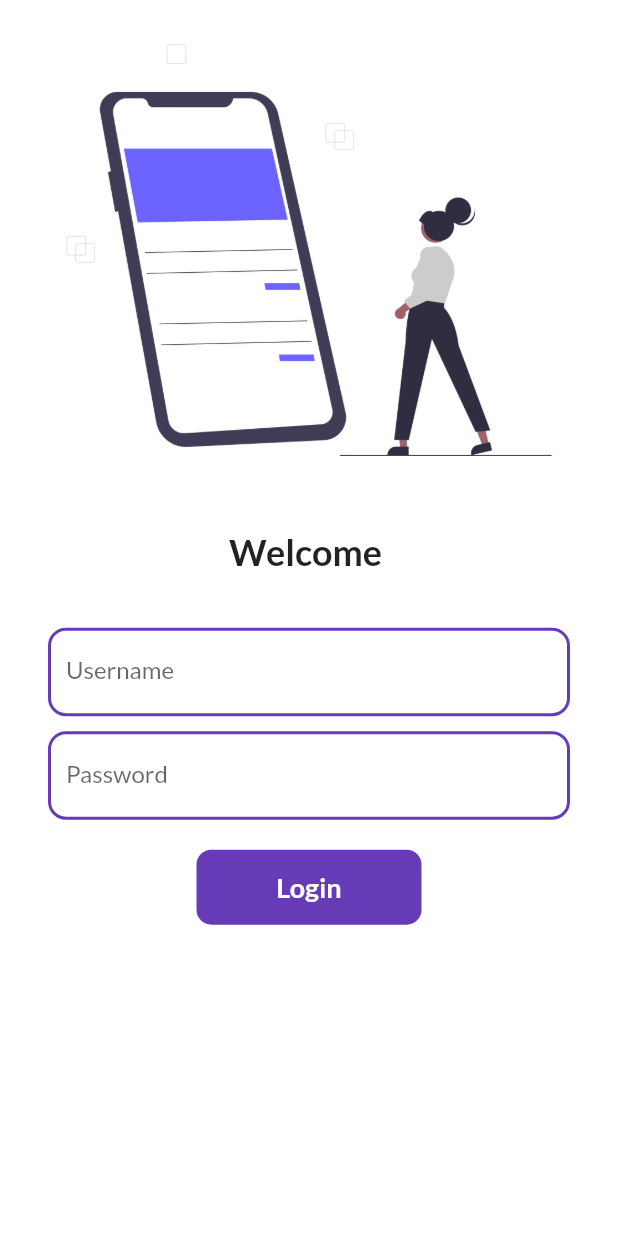
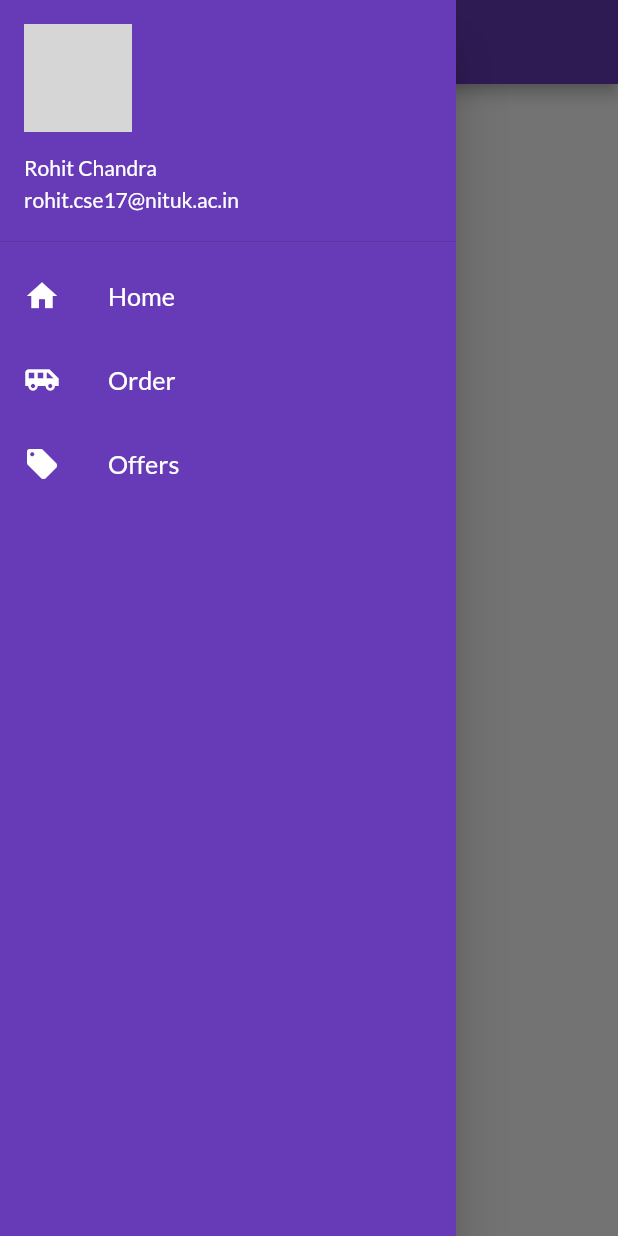
Before and after one commit to Rohit-Chandra-007/Tech-Market, a Flutter app: the screen it shows after launch, with the side drawer open (before the commit the screen has no drawer), on a phone screen of 412 x 824 dp. Run offline on Flutter 3.47's test engine with Material 2 defaults, Android fonts, the phone set to English and light mode, and no system bars; our stand-ins replace google_fonts; network calls fail; grey boxes are pictures that could not be loaded.

Commit message:
Day 9 - Material Drawer | DevTools | ListView | NetworkImage

```diff
--- a/lib/main.dart
+++ b/lib/main.dart
@@ -20,7 +20,7 @@ class ShoppingApp extends StatelessWidget {
         fontFamily: GoogleFonts.lato().fontFamily,
       ),
       darkTheme: ThemeData(brightness: Brightness.dark),
-      initialRoute: AppRoutes.loginRoute,
+      initialRoute: AppRoutes.homeRoute,
       routes: {
         AppRoutes.loginRoute: (context) => LoginPage(),
         AppRoutes.homeRoute: (context) => HomePage()
--- a/lib/pages/home_page.dart
+++ b/lib/pages/home_page.dart
@@ -1,4 +1,5 @@
 import 'package:flutter/material.dart';
+import 'package:shopping_app/widgets/app_drawer.dart';
 
 class HomePage extends StatelessWidget {
   const HomePage({Key? key}) : super(key: key);
@@ -14,7 +15,7 @@ class HomePage extends StatelessWidget {
           "Welcome to 30 Days of Flutter",
         ),
       ),
-      drawer: Drawer(),
+      drawer: AppDrawer(),
     );
   }
 }
--- /dev/null
+++ b/lib/widgets/app_drawer.dart
@@ -0,0 +1,69 @@
+import 'package:flutter/material.dart';
+
+class AppDrawer extends StatelessWidget {
+  const AppDrawer({Key? key}) : super(key: key);
+
+  @override
+  Widget build(BuildContext context) {
+    final imageUrl =
+        "https://www.cricbuzz.com/a/img/v1/152x152/i1/c170658/rohit-sharma.jpg";
+    return Drawer(
+      child: Container(
+        color: Colors.deepPurple,
+        child: ListView(
+          children: [
+            DrawerHeader(
+              padding: EdgeInsets.zero,
+              child: UserAccountsDrawerHeader(
+                margin: EdgeInsets.zero,
+                accountEmail: Text("rohit.cse17@nituk.ac.in"),
+                accountName: Text("Rohit Chandra"),
+                currentAccountPicture:
+                    CircleAvatar(backgroundImage: NetworkImage(imageUrl)),
+              ),
+            ),
+            ListTile(
+              leading: Icon(
+                Icons.home,
+                color: Colors.white,
+              ),
+              title: Text(
+                "Home",
+                textScaleFactor: 1.2,
+                style: TextStyle(
+                  color: Colors.white,
+                ),
+              ),
+            ),
+            ListTile(
+              leading: Icon(
+                Icons.airport_shuttle,
+                color: Colors.white,
+              ),
+              title: Text(
+                "Order",
+                textScaleFactor: 1.2,
+                style: TextStyle(
+                  color: Colors.white,
+                ),
+              ),
+            ),
+            ListTile(
+              leading: Icon(
+                Icons.local_offer,
+                color: Colors.white,
+              ),
+              title: Text(
+                "Offers",
+                textScaleFactor: 1.2,
+                style: TextStyle(
+                  color: Colors.white,
+                ),
+              ),
+            )
+          ],
+        ),
+      ),
+    );
+  }
+}
```
Also changed, not shown: lib/pages/login_page.dart (+42 -21 lines).
